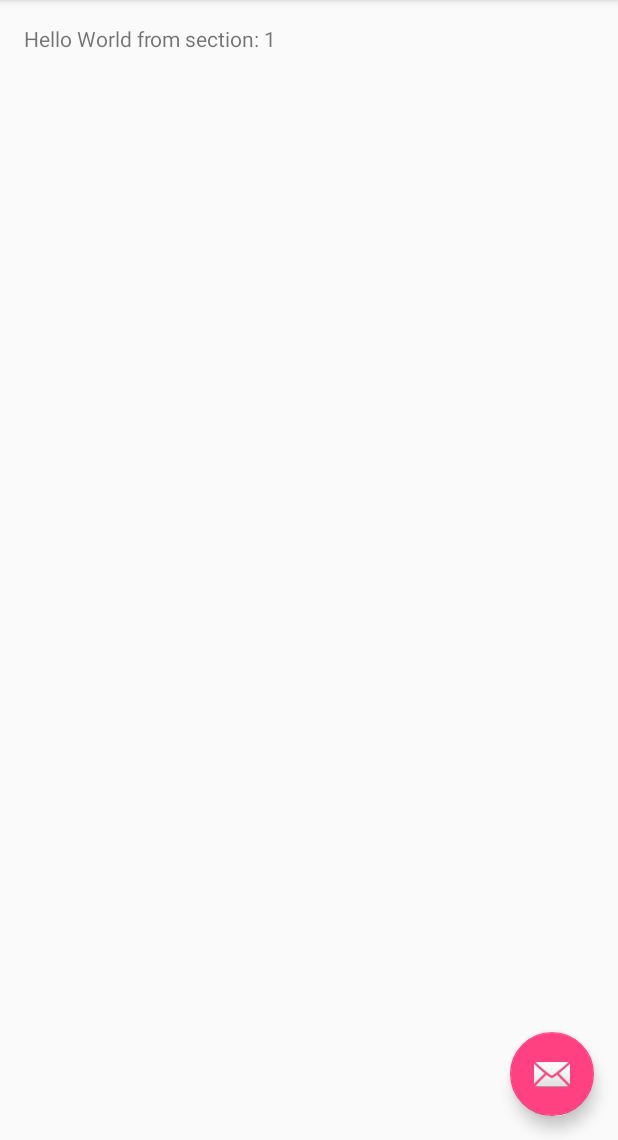
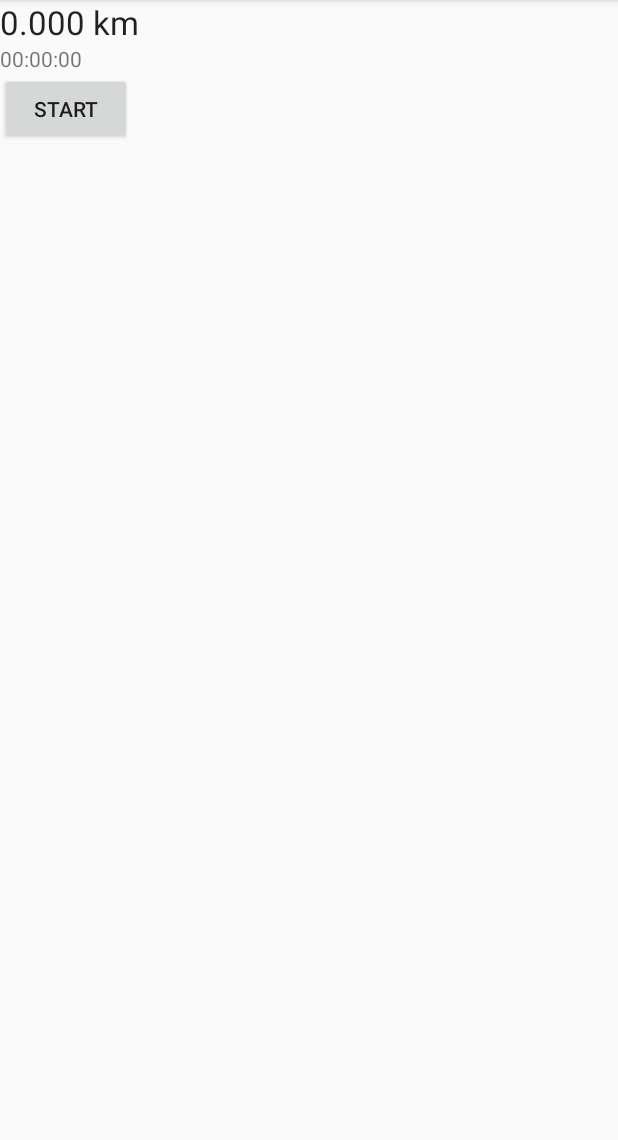
Before and after one commit to maubard/Cadenceur, an Android app: the screen it shows after launch (MainActivity), on a phone screen of 412 x 824 dp, the part 96-1236 px from its top. Run offline under Robolectric (Android 15) with nearby library versions, the phone set to English and light mode, and no system bars.

Commit message:
Change UI to add one main start activity, with timer refresh.

```diff
--- a/app/build.gradle
+++ b/app/build.gradle
@@ -22,7 +22,8 @@ android {
 dependencies {
     compile fileTree(dir: 'libs', include: ['*.jar'])
     testCompile 'junit:junit:4.12'
+    testCompile 'org.mockito:mockito-core:1.10.19'
     compile 'com.android.support:appcompat-v7:23.1.1'
     compile 'com.android.support:design:23.1.1'
-    testCompile 'org.mockito:mockito-core:1.10.19'
+    compile 'com.android.support:support-v4:23.1.1'
 }
--- a/app/src/main/AndroidManifest.xml
+++ b/app/src/main/AndroidManifest.xml
@@ -9,7 +9,7 @@
         android:supportsRtl="true"
         android:theme="@style/AppTheme">
         <activity
-            android:name=".MainActivity"
+            android:name=".view.MainActivity"
             android:label="@string/app_name"
             android:theme="@style/AppTheme.NoActionBar">
             <intent-filter>
--- a/app/src/main/java/com/marion/cadenceur/MainActivity.java
+++ /dev/null
@@ -1,157 +0,0 @@
-package com.marion.cadenceur;
-
-import android.support.design.widget.FloatingActionButton;
-import android.support.design.widget.Snackbar;
-import android.support.v7.app.AppCompatActivity;
-import android.support.v7.widget.Toolbar;
-
-import android.support.v4.app.Fragment;
-import android.support.v4.app.FragmentManager;
-import android.support.v4.app.FragmentPagerAdapter;
-import android.support.v4.view.ViewPager;
-import android.os.Bundle;
-import android.view.LayoutInflater;
-import android.view.Menu;
-import android.view.MenuItem;
-import android.view.View;
-import android.view.ViewGroup;
-
-import android.widget.TextView;
-
-public class MainActivity extends AppCompatActivity {
-
-    /**
-     * The {@link android.support.v4.view.PagerAdapter} that will provide
-     * fragments for each of the sections. We use a
-     * {@link FragmentPagerAdapter} derivative, which will keep every
-     * loaded fragment in memory. If this becomes too memory intensive, it
-     * may be best to switch to a
-     * {@link android.support.v4.app.FragmentStatePagerAdapter}.
-     */
-    private SectionsPagerAdapter mSectionsPagerAdapter;
-
-    /**
-     * The {@link ViewPager} that will host the section contents.
-     */
-    private ViewPager mViewPager;
-
-    @Override
-    protected void onCreate(Bundle savedInstanceState) {
-        super.onCreate(savedInstanceState);
-        setContentView(R.layout.activity_main);
-
-        Toolbar toolbar = (Toolbar) findViewById(R.id.toolbar);
-        setSupportActionBar(toolbar);
-        // Create the adapter that will return a fragment for each of the three
-        // primary sections of the activity.
-        mSectionsPagerAdapter = new SectionsPagerAdapter(getSupportFragmentManager());
-
-        // Set up the ViewPager with the sections adapter.
-        mViewPager = (ViewPager) findViewById(R.id.container);
-        mViewPager.setAdapter(mSectionsPagerAdapter);
-
-
-        FloatingActionButton fab = (FloatingActionButton) findViewById(R.id.fab);
-        fab.setOnClickListener(new View.OnClickListener() {
-            @Override
-            public void onClick(View view) {
-                Snackbar.make(view, "Replace with your own action", Snackbar.LENGTH_LONG)
-                        .setAction("Action", null).show();
-            }
-        });
-
-    }
-
-
-    @Override
-    public boolean onCreateOptionsMenu(Menu menu) {
-        // Inflate the menu; this adds items to the action bar if it is present.
-        getMenuInflater().inflate(R.menu.menu_main, menu);
-        return true;
-    }
-
-    @Override
-    public boolean onOptionsItemSelected(MenuItem item) {
-        // Handle action bar item clicks here. The action bar will
-        // automatically handle clicks on the Home/Up button, so long
-        // as you specify a parent activity in AndroidManifest.xml.
-        int id = item.getItemId();
-
-        //noinspection SimplifiableIfStatement
-        if (id == R.id.action_settings) {
-            return true;
-        }
-
-        return super.onOptionsItemSelected(item);
-    }
-
-    /**
-     * A placeholder fragment containing a simple view.
-     */
-    public static class PlaceholderFragment extends Fragment {
-        /**
-         * The fragment argument representing the section number for this
-         * fragment.
-         */
-        private static final String ARG_SECTION_NUMBER = "section_number";
-
-        public PlaceholderFragment() {
-        }
-
-        /**
-         * Returns a new instance of this fragment for the given section
-         * number.
-         */
-        public static PlaceholderFragment newInstance(int sectionNumber) {
-            PlaceholderFragment fragment = new PlaceholderFragment();
-            Bundle args = new Bundle();
-            args.putInt(ARG_SECTION_NUMBER, sectionNumber);
-            fragment.setArguments(args);
-            return fragment;
-        }
-
-        @Override
-        public View onCreateView(LayoutInflater inflater, ViewGroup container,
-                                 Bundle savedInstanceState) {
-            View rootView = inflater.inflate(R.layout.fragment_main, container, false);
-            TextView textView = (TextView) rootView.findViewById(R.id.section_label);
-            textView.setText(getString(R.string.section_format, getArguments().getInt(ARG_SECTION_NUMBER)));
-            return rootView;
-        }
-    }
-
-    /**
-     * A {@link FragmentPagerAdapter} that returns a fragment corresponding to
-     * one of the sections/tabs/pages.
-     */
-    public class SectionsPagerAdapter extends FragmentPagerAdapter {
-
-        public SectionsPagerAdapter(FragmentManager fm) {
-            super(fm);
-        }
-
-        @Override
-        public Fragment getItem(int position) {
-            // getItem is called to instantiate the fragment for the given page.
-            // Return a PlaceholderFragment (defined as a static inner class below).
-            return PlaceholderFragment.newInstance(position + 1);
-        }
-
-        @Override
-        public int getCount() {
-            // Show 3 total pages.
-            return 2;
-        }
-
-        @Override
-        public CharSequence getPageTitle(int position) {
-            switch (position) {
-                case 0:
-                    return "SECTION 1";
-                case 1:
-                    return "SECTION 2";
-            }
-            return null;
-        }
-    }
-}
--- a/app/src/main/java/com/marion/cadenceur/model/Area.java
+++ b/app/src/main/java/com/marion/cadenceur/model/Area.java
@@ -43,7 +43,7 @@ public class Area {
      * @param time
      * @return the calculated distance
      */
-    public Float calculateDistance(Float time) {
+    public Float calculateDistance(long time) {
         Float distance = 0f;
         Float tmpTime = 0f;
         if (mLines.size() == 0) return distance;
--- /dev/null
+++ b/app/src/main/java/com/marion/cadenceur/view/MainActivity.java
@@ -0,0 +1,45 @@
+package com.marion.cadenceur.view;
+
+import android.os.Bundle;
+import android.support.v7.app.AppCompatActivity;
+import android.support.v7.widget.Toolbar;
+import android.view.Menu;
+import android.view.MenuItem;
+
+import com.marion.cadenceur.R;
+
+public class MainActivity extends AppCompatActivity {
+
+    @Override
+    protected void onCreate(Bundle savedInstanceState) {
+        super.onCreate(savedInstanceState);
+        setContentView(R.layout.activity_main);
+
+        Toolbar toolbar = (Toolbar) findViewById(R.id.toolbar);
+        setSupportActionBar(toolbar);
+
+    }
+
+
+    @Override
+    public boolean onCreateOptionsMenu(Menu menu) {
+        // Inflate the menu; this adds items to the action bar if it is present.
+        getMenuInflater().inflate(R.menu.menu_main, menu);
+        return true;
+    }
+
+    @Override
+    public boolean onOptionsItemSelected(MenuItem item) {
+        // Handle action bar item clicks here. The action bar will
+        // automatically handle clicks on the Home/Up button, so long
+        // as you specify a parent activity in AndroidManifest.xml.
+        int id = item.getItemId();
+
+        //noinspection SimplifiableIfStatement
+        if (id == R.id.action_settings) {
+            return true;
+        }
+
+        return super.onOptionsItemSelected(item);
+    }
+}
--- /dev/null
+++ b/app/src/main/java/com/marion/cadenceur/view/StartFragment.java
@@ -0,0 +1,81 @@
+package com.marion.cadenceur.view;
+
+import android.os.Bundle;
+import android.os.Handler;
+import android.support.v4.app.Fragment;
+import android.view.LayoutInflater;
+import android.view.View;
+import android.view.ViewGroup;
+import android.widget.Button;
+import android.widget.TextView;
+
+import com.marion.cadenceur.R;
+import com.marion.cadenceur.model.Area;
+
+import java.util.Calendar;
+
+public class StartFragment extends Fragment {
+
+    private Handler mHandler;
+    private Area mArea;
+
+    private TextView mvTime;
+    private TextView mvDistance;
+
+    public StartFragment() {
+        // Required empty public constructor
+        // Create area
+        mArea = new Area();
+        mArea.addLine(1.750f, 50.00f);
+        mArea.addLine(2.420f, 30.00f);
+        mArea.addLine(3.620f, 45.50f);
+    }
+
+    @Override
+    public View onCreateView(LayoutInflater inflater, ViewGroup container,
+                             Bundle savedInstanceState) {
+        // Inflate the layout for this fragment
+        View view = inflater.inflate(R.layout.fragment_start, container, false);
+        mvTime = (TextView) view.findViewById(R.id.time);
+        mvDistance = (TextView) view.findViewById(R.id.distance);
+        Button button = (Button) view.findViewById(R.id.start);
+        button.setOnClickListener(new View.OnClickListener() {
+
+            @Override
+            public void onClick(View v) {
+                start();
+            }
+        });
+        return view;
+    }
+
+    /**
+     * Start the timer
+     */
+    public void start() {
+        final long refMilliSeconds = Calendar.getInstance().getTimeInMillis();
+        refresh(0);
+
+        Runnable runnable = new Runnable() {
+            @Override
+            public void run() {
+                long newMilliSeconds = Calendar.getInstance().getTimeInMillis();
+                refresh((newMilliSeconds - refMilliSeconds) / 1000);
+                mHandler.postDelayed(this, 100);
+            }
+        };
+
+        mHandler = new Handler();
+        mHandler.postDelayed(runnable, 100);
+    }
+
+    /**
+     * Refresh UI according to new time
+     *
+     * @param seconds
+     */
+    public void refresh(long seconds) {
+        mvTime.setText(String.valueOf(seconds));
+        mvDistance.setText(String.valueOf(mArea.calculateDistance(seconds)));
+    }
+}
--- a/app/src/main/res/layout/activity_main.xml
+++ b/app/src/main/res/layout/activity_main.xml
@@ -6,7 +6,7 @@
     android:layout_width="match_parent"
     android:layout_height="match_parent"
     android:fitsSystemWindows="true"
-    tools:context="com.marion.cadenceur.MainActivity">
+    tools:context=".view.MainActivity">
 
     <android.support.design.widget.AppBarLayout
         android:id="@+id/appbar"
@@ -27,18 +27,11 @@
 
     </android.support.design.widget.AppBarLayout>
 
-    <android.support.v4.view.ViewPager
+    <fragment
         android:id="@+id/container"
+        android:name="com.marion.cadenceur.view.StartFragment"
         android:layout_width="match_parent"
         android:layout_height="match_parent"
         app:layout_behavior="@string/appbar_scrolling_view_behavior" />
 
-    <android.support.design.widget.FloatingActionButton
-        android:id="@+id/fab"
-        android:layout_width="wrap_content"
-        android:layout_height="wrap_content"
-        android:layout_gravity="end|bottom"
-        android:layout_margin="@dimen/fab_margin"
-        android:src="@android:drawable/ic_dialog_email" />
-
 </android.support.design.widget.CoordinatorLayout>
--- a/app/src/main/res/layout/fragment_main.xml
+++ /dev/null
@@ -1,16 +0,0 @@
-<RelativeLayout xmlns:android="http://schemas.android.com/apk/res/android"
-    xmlns:tools="http://schemas.android.com/tools"
-    android:layout_width="match_parent"
-    android:layout_height="match_parent"
-    android:paddingBottom="@dimen/activity_vertical_margin"
-    android:paddingLeft="@dimen/activity_horizontal_margin"
-    android:paddingRight="@dimen/activity_horizontal_margin"
-    android:paddingTop="@dimen/activity_vertical_margin"
-    tools:context="com.marion.cadenceur.MainActivity$PlaceholderFragment">
-
-    <TextView
-        android:id="@+id/section_label"
-        android:layout_width="wrap_content"
-        android:layout_height="wrap_content" />
-
-</RelativeLayout>
--- /dev/null
+++ b/app/src/main/res/layout/fragment_start.xml
@@ -0,0 +1,39 @@
+<FrameLayout xmlns:android="http://schemas.android.com/apk/res/android"
+    android:layout_width="match_parent"
+    android:layout_height="match_parent">
+
+    <LinearLayout
+        android:layout_width="match_parent"
+        android:layout_height="match_parent"
+        android:orientation="vertical">
+
+        <TextView
+            android:id="@+id/distance"
+            android:layout_width="wrap_content"
+            android:layout_height="wrap_content"
+            android:layout_centerHorizontal="true"
+            android:layout_centerVertical="true"
+            android:text="0.000 km"
+            android:textAppearance="?android:attr/textAppearanceLarge" />
+
+
+        <TextView
+            android:id="@+id/time"
+            android:layout_width="wrap_content"
+            android:layout_height="wrap_content"
+            android:layout_alignParentTop="true"
+            android:layout_centerHorizontal="true"
+            android:text="00:00:00" />
+
+        <Button
+            android:id="@+id/start"
+            android:layout_width="wrap_content"
+            android:layout_height="wrap_content"
+            android:layout_alignLeft="@+id/distance"
+            android:layout_alignParentBottom="true"
+            android:layout_alignStart="@+id/distance"
+            android:text="Start" />
+
+    </LinearLayout>
+
+</FrameLayout>
--- a/app/src/main/res/menu/menu_main.xml
+++ b/app/src/main/res/menu/menu_main.xml
@@ -1,7 +1,7 @@
 <menu xmlns:android="http://schemas.android.com/apk/res/android"
     xmlns:app="http://schemas.android.com/apk/res-auto"
     xmlns:tools="http://schemas.android.com/tools"
-    tools:context="com.marion.cadenceur.MainActivity">
+    tools:context=".view.MainActivity">
     <item
         android:id="@+id/action_settings"
         android:orderInCategory="100"
--- a/app/src/main/res/values/strings.xml
+++ b/app/src/main/res/values/strings.xml
@@ -1,5 +1,4 @@
 <resources>
     <string name="app_name">Cadenceur</string>
     <string name="action_settings">Settings</string>
-    <string name="section_format">Hello World from section: %1$d</string>
 </resources>
```
